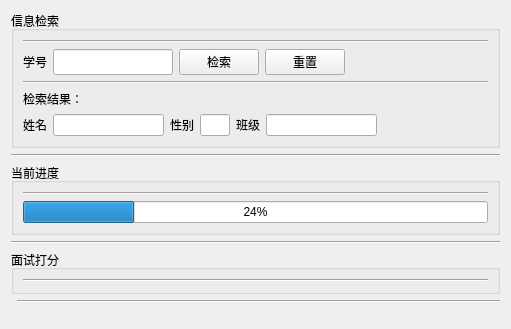
Before: the Qt Designer form ui/GradeWidget.ui in hurley25/xylms, drawn with Qt 5.
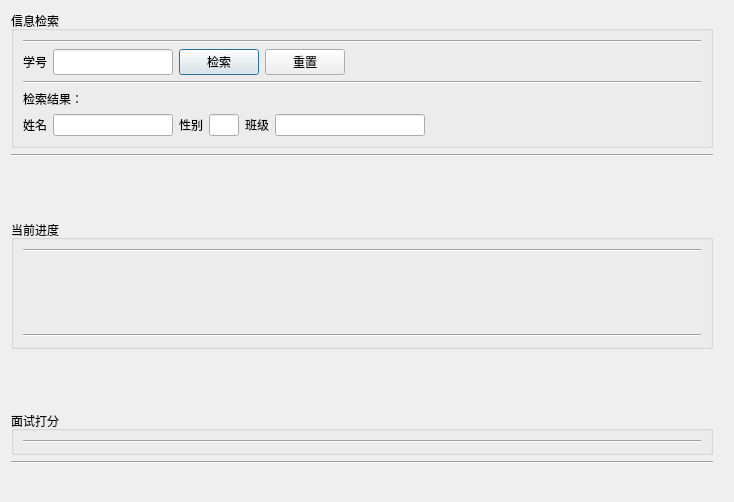
After: the same form once the commit is applied.

The edit to the form file:
```diff
--- a/ui/GradeWidget.ui
+++ b/ui/GradeWidget.ui
@@ -6,22 +6,25 @@
    <rect>
     <x>0</x>
     <y>0</y>
-    <width>511</width>
-    <height>329</height>
+    <width>734</width>
+    <height>502</height>
    </rect>
   </property>
   <property name="windowTitle">
    <string>Form</string>
   </property>
   <layout class="QFormLayout" name="formLayout">
-   <item row="0" column="0" colspan="2">
-    <layout class="QVBoxLayout" name="verticalLayout_4">
+   <property name="fieldGrowthPolicy">
+    <enum>QFormLayout::AllNonFixedFieldsGrow</enum>
+   </property>
+   <item row="0" column="0">
+    <layout class="QVBoxLayout" name="verticalLayout_7">
      <item>
       <widget class="QGroupBox" name="findGroupBox">
        <property name="title">
         <string>信息检索</string>
        </property>
-       <layout class="QVBoxLayout" name="verticalLayout">
+       <layout class="QVBoxLayout" name="verticalLayout_2">
         <item>
          <widget class="Line" name="line_5">
           <property name="orientation">
@@ -53,6 +56,12 @@
             <property name="text">
              <string>检索</string>
             </property>
+            <property name="autoDefault">
+             <bool>true</bool>
+            </property>
+            <property name="default">
+             <bool>true</bool>
+            </property>
            </widget>
           </item>
           <item>
@@ -78,6 +87,8 @@
          </layout>
         </item>
         <item>
+         <layout class="QVBoxLayout" name="verticalLayout">
+          <item>
          <widget class="Line" name="line">
           <property name="orientation">
            <enum>Qt::Horizontal</enum>
@@ -169,21 +180,38 @@
          </layout>
         </item>
        </layout>
+        </item>
+       </layout>
       </widget>
      </item>
      <item>
-      <widget class="Line" name="line_4">
+      <widget class="Line" name="line_10">
        <property name="orientation">
         <enum>Qt::Horizontal</enum>
        </property>
       </widget>
      </item>
+     <item>
+      <spacer name="verticalSpacer">
+       <property name="orientation">
+        <enum>Qt::Vertical</enum>
+       </property>
+       <property name="sizeHint" stdset="0">
+        <size>
+         <width>20</width>
+         <height>40</height>
+        </size>
+       </property>
+      </spacer>
+     </item>
      <item>
       <widget class="QGroupBox" name="processGroupBox">
        <property name="title">
         <string>当前进度</string>
        </property>
-       <layout class="QVBoxLayout" name="verticalLayout_2">
+       <layout class="QVBoxLayout" name="verticalLayout_4">
+        <item>
+         <layout class="QVBoxLayout" name="verticalLayout_3">
         <item>
          <widget class="Line" name="line_6">
           <property name="orientation">
@@ -192,28 +220,159 @@
          </widget>
         </item>
         <item>
-         <widget class="QProgressBar" name="progressBar">
-          <property name="value">
-           <number>24</number>
-          </property>
-         </widget>
-        </item>
-       </layout>
+           <layout class="QHBoxLayout" name="horizontalLayout_3">
+            <item>
+             <widget class="QLabel" name="level_1">
+              <property name="minimumSize">
+               <size>
+                <width>70</width>
+                <height>70</height>
+               </size>
+              </property>
+              <property name="text">
+               <string>&lt;html&gt;&lt;head/&gt;&lt;body&gt;&lt;p&gt;&lt;br/&gt;&lt;/p&gt;&lt;/body&gt;&lt;/html&gt;</string>
+              </property>
+             </widget>
+            </item>
+            <item>
+             <widget class="QLabel" name="level_2">
+              <property name="minimumSize">
+               <size>
+                <width>70</width>
+                <height>70</height>
+               </size>
+              </property>
+              <property name="text">
+               <string/>
+              </property>
       </widget>
      </item>
      <item>
-      <widget class="Line" name="line_2">
+             <widget class="QLabel" name="level_3">
+              <property name="minimumSize">
+               <size>
+                <width>70</width>
+                <height>70</height>
+               </size>
+              </property>
+              <property name="text">
+               <string/>
+              </property>
+             </widget>
+            </item>
+            <item>
+             <widget class="QLabel" name="level_4">
+              <property name="minimumSize">
+               <size>
+                <width>70</width>
+                <height>70</height>
+               </size>
+              </property>
+              <property name="text">
+               <string/>
+              </property>
+             </widget>
+            </item>
+            <item>
+             <widget class="QLabel" name="level_5">
+              <property name="minimumSize">
+               <size>
+                <width>70</width>
+                <height>70</height>
+               </size>
+              </property>
+              <property name="text">
+               <string/>
+              </property>
+             </widget>
+            </item>
+            <item>
+             <widget class="QLabel" name="level_6">
+              <property name="minimumSize">
+               <size>
+                <width>70</width>
+                <height>70</height>
+               </size>
+              </property>
+              <property name="text">
+               <string/>
+              </property>
+             </widget>
+            </item>
+            <item>
+             <widget class="QLabel" name="level_7">
+              <property name="minimumSize">
+               <size>
+                <width>70</width>
+                <height>70</height>
+               </size>
+              </property>
+              <property name="text">
+               <string/>
+              </property>
+             </widget>
+            </item>
+            <item>
+             <widget class="QLabel" name="level_8">
+              <property name="minimumSize">
+               <size>
+                <width>70</width>
+                <height>70</height>
+               </size>
+              </property>
+              <property name="text">
+               <string/>
+              </property>
+             </widget>
+            </item>
+            <item>
+             <widget class="QLabel" name="level_9">
+              <property name="minimumSize">
+               <size>
+                <width>70</width>
+                <height>70</height>
+               </size>
+              </property>
+              <property name="text">
+               <string/>
+              </property>
+             </widget>
+            </item>
+           </layout>
+          </item>
+         </layout>
+        </item>
+        <item>
+         <widget class="Line" name="line_9">
        <property name="orientation">
         <enum>Qt::Horizontal</enum>
        </property>
       </widget>
+        </item>
+       </layout>
+      </widget>
+     </item>
+     <item>
+      <spacer name="verticalSpacer_2">
+       <property name="orientation">
+        <enum>Qt::Vertical</enum>
+       </property>
+       <property name="sizeHint" stdset="0">
+        <size>
+         <width>20</width>
+         <height>40</height>
+        </size>
+       </property>
+      </spacer>
      </item>
      <item>
       <widget class="QGroupBox" name="gradeGroupBox">
        <property name="title">
         <string>面试打分</string>
        </property>
-       <layout class="QVBoxLayout" name="verticalLayout_3">
+       <layout class="QVBoxLayout" name="verticalLayout_6">
+        <item>
+         <layout class="QVBoxLayout" name="toolLayout">
         <item>
          <widget class="Line" name="line_7">
           <property name="orientation">
@@ -221,21 +380,41 @@
           </property>
          </widget>
         </item>
+         </layout>
+        </item>
+       </layout>
+      </widget>
+     </item>
         <item>
-         <layout class="QVBoxLayout" name="toolLayout"/>
-        </item>
-       </layout>
+      <widget class="Line" name="line_8">
+       <property name="orientation">
+        <enum>Qt::Horizontal</enum>
+       </property>
       </widget>
      </item>
     </layout>
    </item>
-   <item row="1" column="1">
+   <item row="1" column="0">
+    <widget class="Line" name="line_2">
+     <property name="orientation">
+      <enum>Qt::Horizontal</enum>
+     </property>
+    </widget>
+   </item>
+   <item row="3" column="0">
     <widget class="Line" name="line_3">
      <property name="orientation">
       <enum>Qt::Horizontal</enum>
      </property>
     </widget>
    </item>
+   <item row="5" column="0">
+    <widget class="Line" name="line_4">
+     <property name="orientation">
+      <enum>Qt::Horizontal</enum>
+     </property>
+    </widget>
+   </item>
   </layout>
  </widget>
  <resources/>
```
Lines whose indentation alone changed are shown as unchanged.
